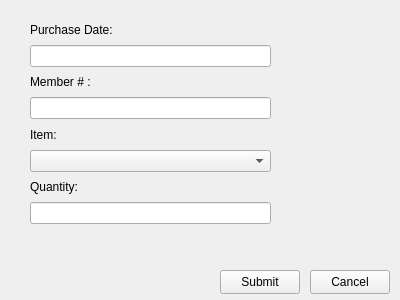
First picture: the form in newpurchase.ui, repository max9001/Bulk-Club-Project, before the edit.
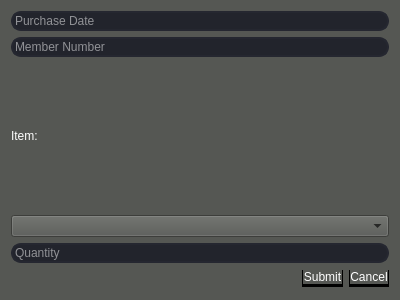
Second picture: the form after the edit.

```diff
--- a/newpurchase.ui
+++ b/newpurchase.ui
@@ -13,84 +13,245 @@
   <property name="windowTitle">
    <string>Form</string>
   </property>
-  <widget class="QPushButton" name="SubmitButton">
-   <property name="geometry">
-    <rect>
-     <x>220</x>
-     <y>270</y>
-     <width>80</width>
-     <height>24</height>
-    </rect>
-   </property>
-   <property name="text">
-    <string>Submit</string>
-   </property>
-  </widget>
-  <widget class="QPushButton" name="cancelButton">
-   <property name="geometry">
-    <rect>
-     <x>310</x>
-     <y>270</y>
-     <width>80</width>
-     <height>24</height>
-    </rect>
-   </property>
-   <property name="text">
-    <string>Cancel</string>
-   </property>
-  </widget>
-  <widget class="QWidget" name="layoutWidget">
-   <property name="geometry">
-    <rect>
-     <x>30</x>
-     <y>20</y>
-     <width>241</width>
-     <height>204</height>
-    </rect>
-   </property>
-   <layout class="QVBoxLayout" name="verticalLayout">
-    <item>
-     <widget class="QLabel" name="label">
-      <property name="text">
-       <string>Purchase Date:</string>
-      </property>
-     </widget>
-    </item>
-    <item>
-     <widget class="QLineEdit" name="dateLineEdit"/>
-    </item>
-    <item>
-     <widget class="QLabel" name="label_2">
-      <property name="text">
-       <string>Member # :</string>
-      </property>
-     </widget>
-    </item>
-    <item>
-     <widget class="QLineEdit" name="idLineEdit"/>
-    </item>
-    <item>
-     <widget class="QLabel" name="label_3">
-      <property name="text">
-       <string>Item: </string>
-      </property>
-     </widget>
-    </item>
-    <item>
-     <widget class="QComboBox" name="itemBox"/>
-    </item>
-    <item>
-     <widget class="QLabel" name="label_4">
-      <property name="text">
-       <string>Quantity: </string>
-      </property>
-     </widget>
-    </item>
-    <item>
-     <widget class="QLineEdit" name="quantityLineEdit"/>
-    </item>
-   </layout>
-  </widget>
+  <property name="styleSheet">
+   <string notr="true">QPushButton{
+	background-color: rgb(46, 52, 54);
+	border: none;
+	color: rgb(255, 255, 255);
+	border-left: 1px solid rgb(0, 0, 0);
+	border-right: 1px solid rgb(0, 0, 0);
+	border-bottom: 3px solid rgb(0, 0, 0);
+}
+
+QPushButton:hover{
+	background-color: rgb(59, 59, 59);
+	border: none;
+	color: rgb(255, 255, 255);
+	border-left: 1px solid rgb(29, 29, 29);
+	border-right: 1px solid rgb(29, 29, 29);
+	border-bottom: 3px solid rgb(29, 29, 29);
+}
+
+QPushButton:pressed{
+	background-color: rgb(46, 52, 54);
+	border: none;
+	color: rgb(255, 255, 255);
+	border-left: 1px solid rgb(0, 0, 0);
+	border-right: 1px solid rgb(0, 0, 0);
+	border-top: 3px solid rgb(0, 0, 0);
+}
+
+QDialog{
+	background-color: rgb(85, 87, 83);
+}
+
+QWidget{
+	background-color: rgb(85, 87, 83);
+}
+
+QMainWindow{
+	background-color: rgb(85, 87, 83);
+}
+
+QLabel{
+	color: rgb(255, 255, 255);
+	
+}
+
+QLineEdit{
+	border: 2px solid rgb(37, 39, 48);
+	border-radius: 10px;
+	color: #FFF;
+	background-color:rgb(34, 36, 44);
+}
+
+QLineEdit:hover{
+	border: 2px solid rgb(48, 50, 62);
+}
+
+QLineEdit:focus{
+	border: 2px solid rgb(85, 170, 255);
+	background-color:rgb(43, 45, 56);
+}
+
+
+/*--------------------------------------------------------------------------------------------*/
+
+ QScrollBar:vertical {
+	border: none;
+    background: rgb(45, 45, 68);
+    width: 14px;
+    margin: 15px 0 15px 0;
+	border-radius: 0px;
+ }
+
+/*  HANDLE BAR VERTICAL */
+QScrollBar::handle:vertical {	
+	background-color: rgb(80, 80, 122);
+	min-height: 30px;
+	border-radius: 7px;
+}
+QScrollBar::handle:vertical:hover{	
+	background-color: rgb(255, 0, 127);
+}
+QScrollBar::handle:vertical:pressed {	
+	background-color: rgb(185, 0, 92);
+}
+
+/* BTN TOP - SCROLLBAR */
+QScrollBar::sub-line:vertical {
+	border: none;
+	background-color: rgb(59, 59, 90);
+	height: 15px;
+	border-top-left-radius: 7px;
+	border-top-right-radius: 7px;
+	subcontrol-position: top;
+	subcontrol-origin: margin;
+}
+QScrollBar::sub-line:vertical:hover {	
+	background-color: rgb(255, 0, 127);
+}
+QScrollBar::sub-line:vertical:pressed {	
+	background-color: rgb(185, 0, 92);
+}
+
+/* BTN BOTTOM - SCROLLBAR */
+QScrollBar::add-line:vertical {
+	border: none;
+	background-color: rgb(59, 59, 90);
+	height: 15px;
+	border-bottom-left-radius: 7px;
+	border-bottom-right-radius: 7px;
+	subcontrol-position: bottom;
+	subcontrol-origin: margin;
+}
+QScrollBar::add-line:vertical:hover {	
+	background-color: rgb(255, 0, 127);
+}
+QScrollBar::add-line:vertical:pressed {	
+	background-color: rgb(185, 0, 92);
+}
+
+/* RESET ARROW */
+QScrollBar::up-arrow:vertical, QScrollBar::down-arrow:vertical {
+	background: none;
+}
+QScrollBar::add-page:vertical, QScrollBar::sub-page:vertical {
+	background: none;
+}
+
+
+QTableView{
+	background-color: rgb(186, 189, 182);
+}
+
+
+
+QScrollBar:horizontal {
+    border: none;
+    background: rgb(45, 45, 68);
+    width: 14px;
+    margin: 15px 0 15px 0;
+	border-radius: 0px;
+}
+QScrollBar::handle:horizontal {
+    background-color: rgb(80, 80, 122);
+	min-height: 30px;
+	border-radius: 7px;
+}
+QScrollBar::add-line:horizontal {
+    background-color: rgb(255, 0, 127);
+}
+
+QScrollBar::sub-line:horizontal {
+    background-color: rgb(185, 0, 92);
+}
+QScrollBar::up-arrow:horizontal, QScrollBar::down-arrow:horizontal
+{
+    background: none;
+}
+QScrollBar::add-page:horizontal, QScrollBar::sub-page:horizontal
+{
+    background: none;
+}
+
+</string>
+  </property>
+  <layout class="QVBoxLayout" name="verticalLayout_3">
+   <item>
+    <layout class="QVBoxLayout" name="verticalLayout_2">
+     <item>
+      <layout class="QVBoxLayout" name="verticalLayout">
+       <item>
+        <widget class="QLineEdit" name="dateLineEdit">
+         <property name="readOnly">
+          <bool>false</bool>
+         </property>
+         <property name="placeholderText">
+          <string>Purchase Date</string>
+         </property>
+        </widget>
+       </item>
+       <item>
+        <widget class="QLineEdit" name="idLineEdit">
+         <property name="placeholderText">
+          <string>Member Number</string>
+         </property>
+        </widget>
+       </item>
+       <item>
+        <widget class="QLabel" name="label_3">
+         <property name="text">
+          <string>Item: </string>
+         </property>
+        </widget>
+       </item>
+       <item>
+        <widget class="QComboBox" name="itemBox"/>
+       </item>
+       <item>
+        <widget class="QLineEdit" name="quantityLineEdit">
+         <property name="placeholderText">
+          <string>Quantity</string>
+         </property>
+        </widget>
+       </item>
+      </layout>
+     </item>
+     <item>
+      <layout class="QHBoxLayout" name="horizontalLayout">
+       <item>
+        <spacer name="horizontalSpacer">
+         <property name="orientation">
+          <enum>Qt::Horizontal</enum>
+         </property>
+         <property name="sizeHint" stdset="0">
+          <size>
+           <width>40</width>
+           <height>20</height>
+          </size>
+         </property>
+        </spacer>
+       </item>
+       <item>
+        <widget class="QPushButton" name="SubmitButton">
+         <property name="text">
+          <string>Submit</string>
+         </property>
+        </widget>
+       </item>
+       <item>
+        <widget class="QPushButton" name="cancelButton">
+         <property name="text">
+          <string>Cancel</string>
+         </property>
+        </widget>
+       </item>
+      </layout>
+     </item>
+    </layout>
+   </item>
+  </layout>
  </widget>
  <resources/>
  <connections/>
```
